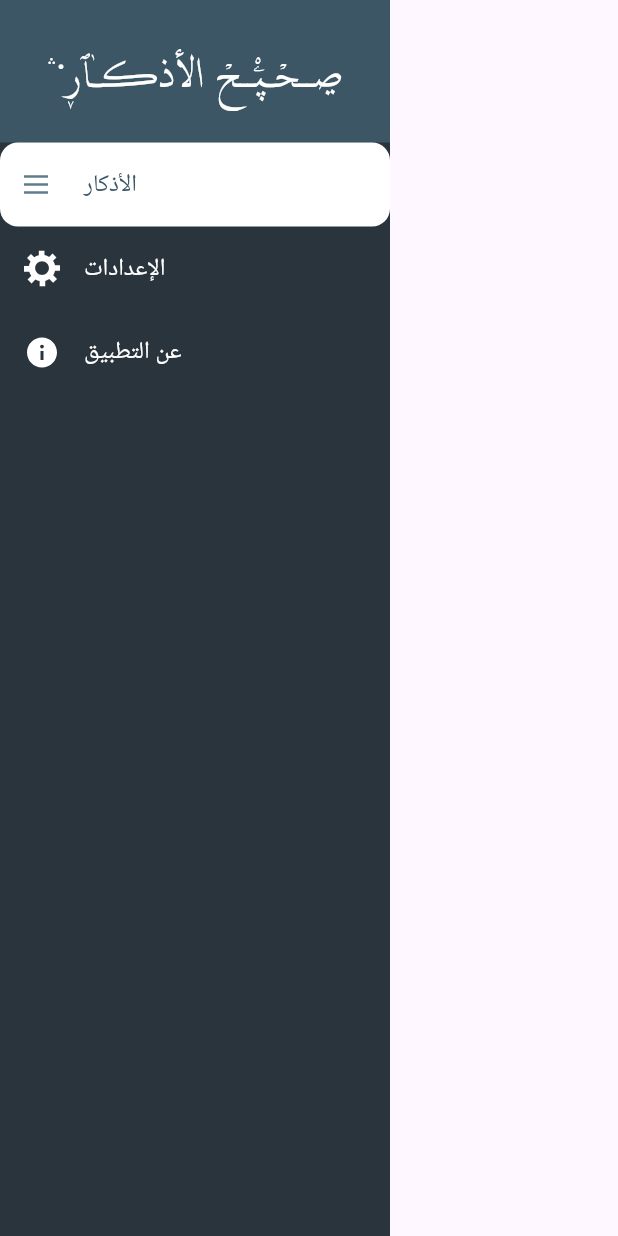
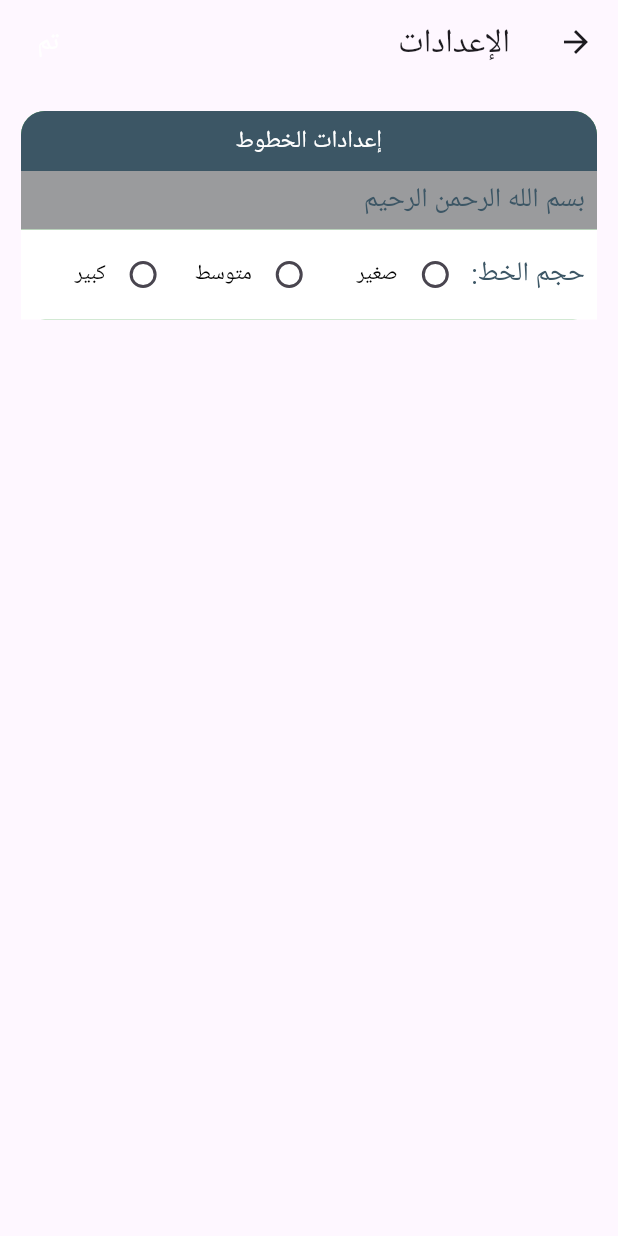
Before and after one commit to mostafamido196/Azkar-Flutter, a Flutter app: the DrawerWidget widget shown alone on an empty page, opened directly, after a tap on "الإعدادات", on a phone screen of 412 x 824 dp. Run offline on Flutter 3.47's test engine with Material 3 defaults, Android fonts, the phone set to English and light mode, and no system bars; our stand-ins replace dartz, equatable, flutter_bloc, flutter_svg, get_it.

Commit message:
setting ui

```diff
--- a/lib/core/colors.dart
+++ b/lib/core/colors.dart
@@ -10,7 +10,8 @@ class AppColors {
   static const Color colorProgress = Color(0xFF720800);
   static const Color c1Drawer = Color(0xFF29343D);
   static const Color c2Read = Color(0xFFFFFBF7);
-  static const Color c3 = Color(0xFF5A7480);
+  // static const Color c3 = Color(0xFF5A7480);
+  static const Color c3 = Color(0xFF9A9B9D);
   // static const Color c4Actionbar = Color(0xFF3C5665);
   static const Color c4Actionbar = Color.fromRGBO(60, 86, 101,1);
   static const Color c5CounterDone = Color(0xFF1E2025);
--- /dev/null
+++ b/lib/features/ziker/presentation/pages/SettingPage.dart
@@ -0,0 +1,40 @@
+import 'package:azkar/features/ziker/presentation/widgets/SettingPageWidget/SettingWidget.dart';
+import 'package:flutter/material.dart';
+
+class SettingPage extends StatelessWidget {
+  const SettingPage({
+    Key? key,
+  }) : super(key: key);
+
+  @override
+  Widget build(BuildContext context) {
+    return Directionality(
+        textDirection: TextDirection.rtl,
+        child: Scaffold(
+          appBar: _buildAppbar(context),
+          body: _buildBody(),
+        ));
+  }
+
+  AppBar _buildAppbar(BuildContext context) {
+    return AppBar(
+      title: const Text("الإعدادات"),
+      actions: <Widget>[
+        TextButton(
+          onPressed: () {
+            Navigator.pop(context);
+          },
+          child: const Text(
+            "تم",
+            style: TextStyle(
+                color: Colors.white, fontSize: 18), // Set font size here
+          ),
+        ),
+      ],
+    );
+  }
+
+  Widget _buildBody() {
+    return const SettingWidget();
+  }
+}
--- /dev/null
+++ b/lib/features/ziker/presentation/widgets/SettingPageWidget/SettingWidget.dart
@@ -0,0 +1,148 @@
+import 'package:flutter/material.dart';
+
+import '../../../../../core/colors.dart';
+
+class SettingWidget extends StatefulWidget {
+  const SettingWidget({Key? key}) : super(key: key);
+
+  @override
+  _SettingWidgetState createState() => _SettingWidgetState();
+}
+
+class _SettingWidgetState extends State<SettingWidget> {
+  String? _selectedSize;
+
+  @override
+  Widget build(BuildContext context) {
+    return SingleChildScrollView(
+      child: Container(
+        child: Column(
+          children: <Widget>[
+            _fontSetting(context),
+          ],
+        ),
+      ),
+    );
+  }
+
+  Widget _fontSetting(BuildContext context) {
+    return Container(
+        margin: const EdgeInsets.only(right: 14, left: 14, top: 18),
+        width: double.infinity,
+        // padding: EdgeInsets.all(16.0),
+        decoration: BoxDecoration(
+          color: Colors.green,
+          borderRadius: BorderRadius.circular(16.0), // Rounded corners
+        ),
+        child: Column(children: <Widget>[
+          _titleSettingRow('إعدادات الخطوط'),
+          _testFontBorerRow(),
+          _fontRadioRow()
+        ]));
+  }
+
+  Widget _titleSettingRow(String title) {
+    return Container(
+      padding: EdgeInsets.all(8.0),
+      width: double.infinity,
+      alignment: Alignment.center,
+      decoration: const BoxDecoration(
+        color: AppColors.c4Actionbar, // Background color
+        borderRadius: BorderRadius.only(
+          topLeft: Radius.circular(16.0), // Top left corner
+          topRight: Radius.circular(16.0), // Top right corner
+        ), // Rounded corners
+      ),
+      child: Text(
+        title,
+        style: TextStyle(
+          color: Colors.white, // Text color
+          fontSize: 16.0, // Font size
+        ),
+      ),
+    );
+  }
+
+  Widget _radioButtons(BuildContext context, int index) {
+    return Expanded(
+      child: GestureDetector(
+        onTap: () {
+          setState(() {
+            _selectedSize = _getValue(index);
+          });
+        },
+        child: Row(
+          mainAxisSize: MainAxisSize.min,
+          children: [
+            Radio<String>(
+              value: _getValue(index),
+              groupValue: _selectedSize,
+              onChanged: (String? value) {
+                setState(() {
+                  _selectedSize = value;
+                });
+              },
+            ),
+            SizedBox(width: 1.0), // Adjust this value to control the space
+            Text(
+              _getTypeSize(index),
+              style: TextStyle(color: Colors.black, fontSize: 14.0),
+            ),
+          ],
+        ),
+      ),
+    );
+  }
+
+  String _getValue(int index) {
+    if (index == 1) {
+      return 'small';
+    } else if (index == 2) {
+      return 'median';
+    }
+    return 'high';
+  }
+
+  String _getTypeSize(int index) {
+    if (index == 1) {
+      return 'صغير';
+    } else if (index == 2) {
+      return 'متوسط';
+    }
+    return 'كبير';
+  }
+
+  Widget _testFontBorerRow() {
+    return Container(
+      color: AppColors.c3,
+      padding:
+      const EdgeInsets.only(top: 6, bottom: 6, right: 8, left: 8),
+      alignment: Alignment.centerRight,
+      child: const Text(
+        'بسم الله الرحمن الرحيم',
+        style: TextStyle(fontSize: 18, color: AppColors.c4Actionbar),
+      ),
+    );
+  }
+
+  Widget _fontRadioRow() {
+    return Container(
+      color: AppColors.white,
+      padding:
+      const EdgeInsets.only(top: 6, bottom: 6, right: 8, left: 8),
+      alignment: Alignment.centerRight,
+      child: Row(
+        children: <Widget>[
+          const Text(
+            'حجم الخط:',
+            style: TextStyle(fontSize: 18, color: AppColors.c4Actionbar),
+          ),
+          _radioButtons(context, 1),
+          _radioButtons(context, 2),
+          _radioButtons(context, 3),
+        ],
+      ),
+    );
+  }
+
+}
--- a/lib/features/ziker/presentation/widgets/titlePageWidget/DrawerWidget.dart
+++ b/lib/features/ziker/presentation/widgets/TitlePageWidget/DrawerWidget.dart
@@ -1,6 +1,8 @@
 import 'package:azkar/core/colors.dart';
 import 'package:flutter/material.dart';
 import 'package:flutter_svg/flutter_svg.dart';
+
+import '../../pages/SettingPage.dart';
 
 class DrawerWidget extends StatelessWidget {
   const DrawerWidget({
@@ -26,11 +28,13 @@ class DrawerWidget extends StatelessWidget {
                 AppColors.c4Actionbar,
               ),
               _buildListTile(
+                context,
                 'assets/images/baseline_settings_24.svg',
                 'الإعدادات',
                 AppColors.white,
               ),
               _buildListTile(
+                context,
                 'assets/images/baseline_error_24_white.svg',
                 'عن التطبيق',
                 AppColors.white,
@@ -77,7 +81,7 @@ class DrawerWidget extends StatelessWidget {
     );
   }
 
-  Widget _buildListTile(String asset, String title, Color textColor) {
+  Widget _buildListTile(BuildContext context,String asset, String title, Color textColor) {
     return ListTile(
       leading: SvgPicture.asset(
         asset,
@@ -87,7 +91,21 @@ class DrawerWidget extends StatelessWidget {
       title: Text(title),
       textColor: textColor,
       onTap: () {
-        // Handle onTap
+        switch (title) {
+          case 'الإعدادات':
+            Navigator.push(
+              context,
+              MaterialPageRoute(
+                builder: (_) => const SettingPage(),
+              ),
+            );
+            break;
+          case 'عن التطبيق':
+          // Code block 2
+            break;
+          default:
+          // Default code block
+        }
       },
     );
   }
--- a/lib/main.dart
+++ b/lib/main.dart
@@ -4,7 +4,7 @@ import 'package:flutter/services.dart';
 import 'package:flutter_bloc/flutter_bloc.dart';
 import 'core/app_theme.dart';
 import 'core/colors.dart';
-import 'features/ziker/presentation/pages/AzkarTitlePage.dart';
+import 'features/ziker/presentation/pages/TitlePage.dart';
 import 'injection_container.dart' as di;
 
 void main() async {
```
Also changed, not shown: lib/features/ziker/presentation/pages/TitlePage.dart (renamed from lib/features/ziker/presentation/pages/AzkarTitlePage.dart), lib/features/ziker/presentation/widgets/TitlePageWidget/TitlesListPageWidget.dart (renamed from lib/features/ziker/presentation/widgets/titlePageWidget/TitlesListPageWidget.dart), lib/features/ziker/presentation/widgets/TitlePageWidget/message_display_widget.dart (renamed from lib/features/ziker/presentation/widgets/titlePageWidget/message_display_widget.dart).
